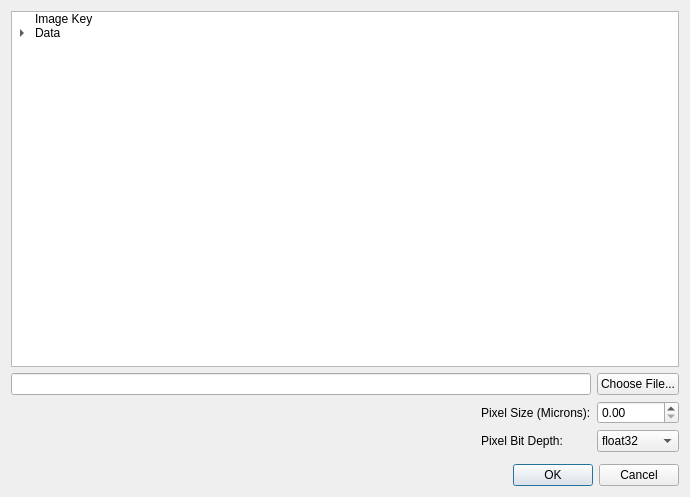
mantidproject/mantidimaging, file mantidimaging/gui/ui/nexus_load_dialog.ui: the form before one commit.
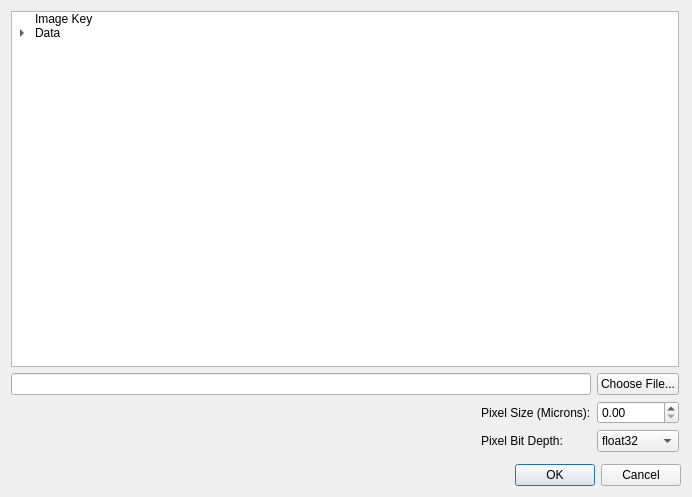
The form after the commit.

Commit message: min width and height

Patch:
```diff
--- a/mantidimaging/gui/ui/nexus_load_dialog.ui
+++ b/mantidimaging/gui/ui/nexus_load_dialog.ui
@@ -18,6 +18,18 @@
     <layout class="QVBoxLayout" name="verticalLayout_3">
      <item>
       <widget class="QStackedWidget" name="stackedWidget">
+       <property name="sizePolicy">
+        <sizepolicy hsizetype="Expanding" vsizetype="Expanding">
+         <horstretch>0</horstretch>
+         <verstretch>0</verstretch>
+        </sizepolicy>
+       </property>
+       <property name="minimumSize">
+        <size>
+         <width>670</width>
+         <height>441</height>
+        </size>
+       </property>
        <property name="currentIndex">
         <number>0</number>
        </property>
```
